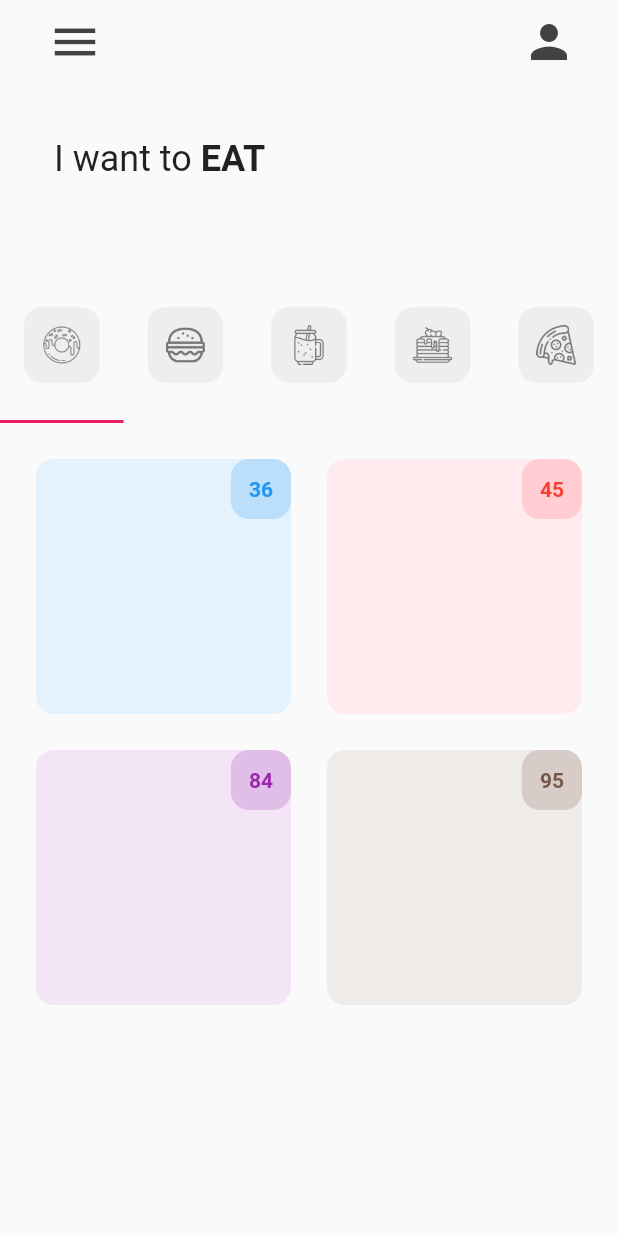
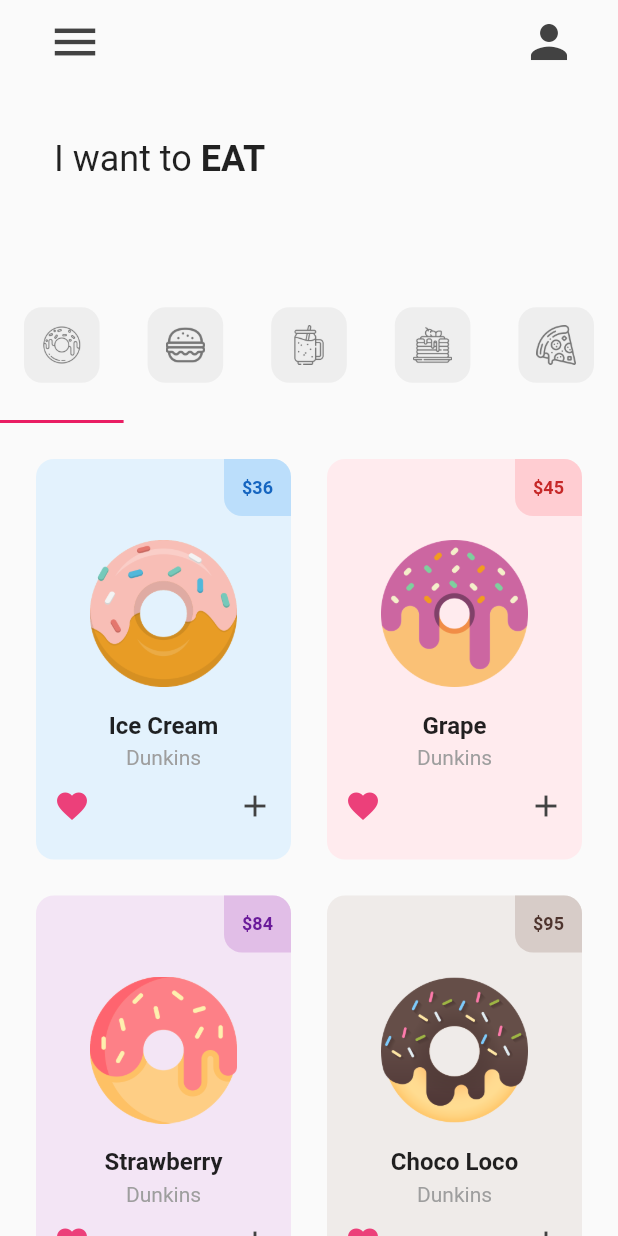
Before and after one commit to daniellekom/donut-shop-flutter, a Flutter app: the screen it shows after launch, on a phone screen of 412 x 824 dp. Run offline on Flutter 3.47's test engine with Material 2 defaults, Android fonts, the phone set to English and light mode, and no system bars.

Commit message:
completed ui for donut

```diff
--- a/lib/pages/util/donut_tile.dart
+++ b/lib/pages/util/donut_tile.dart
@@ -34,18 +34,51 @@ class DonutTile extends StatelessWidget {
                 Container(
                   decoration: BoxDecoration(
                     color: donutColor[100],
-                    borderRadius: BorderRadius.circular(12),
+                    borderRadius: BorderRadius.only(
+                        bottomLeft: Radius.circular(borderRadius),topRight:Radius.circular(borderRadius) ),
                   ),
                     padding: EdgeInsets.all(12),
-                    child: Text(donutPrice,style: TextStyle(color: donutColor,fontWeight: FontWeight.bold),)
+                    child: Text(
+                      '\$' + donutPrice,
+                      style: TextStyle(
+                          color: donutColor[800],
+                          fontWeight: FontWeight.bold,fontSize: 12),
+                    ),
                 ),
               ],
             ),
 
             // donut picture
+            Padding(
+              padding: const EdgeInsets.symmetric(horizontal: 36.0,vertical: 16),
+              child: Image.asset(imageName),
+            ),
+
             // donut flavor
+            Text(donutFlavor,style: const TextStyle(fontSize: 16,fontWeight: FontWeight.bold),),
+
+            const SizedBox(height: 4,),
+
+               Text('Dunkins',style: TextStyle(color: Colors.grey[500]),
+               ),
 
             // love icon + add button
+            Padding(
+              padding: const EdgeInsets.all(12.0),
+              child: Row(
+                mainAxisAlignment: MainAxisAlignment.spaceBetween,
+                children: [
+                  //love icon
+                  Icon(Icons.favorite,color: Colors.pink[400],
+                  ),
+                  //plus button
+                  Icon(Icons.add,color: Colors.grey[800]
+                  ),
+                    ],
+              ),
+            )
+
+
           ],
         ),
       ),
--- a/lib/tab/donut_tab.dart
+++ b/lib/tab/donut_tab.dart
@@ -17,7 +17,8 @@ class DonutTab extends StatelessWidget {
     return GridView.builder(
       itemCount: donutsOnSale.length,
       padding: EdgeInsets.all(12),
-      gridDelegate: const SliverGridDelegateWithFixedCrossAxisCount(crossAxisCount: 2),
+      gridDelegate: const SliverGridDelegateWithFixedCrossAxisCount(
+          crossAxisCount: 2,childAspectRatio: 1/1.5),
       itemBuilder: (context, index) {
         return DonutTile(
           donutFlavor: donutsOnSale[index][0],
```
